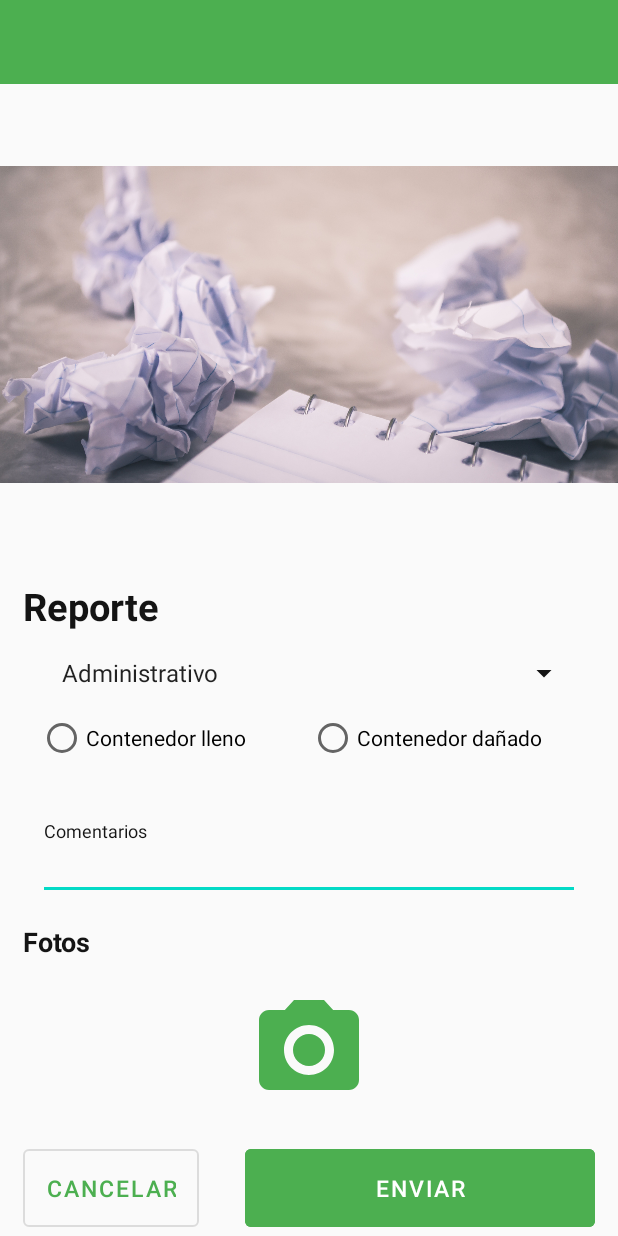
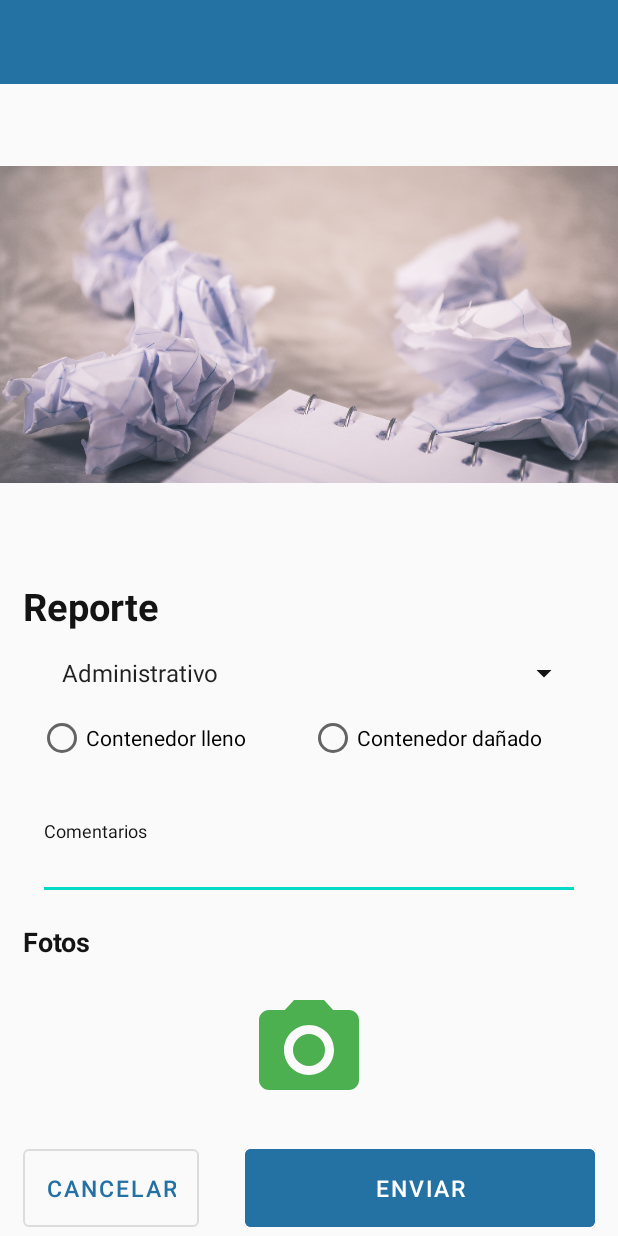
Before and after one commit to PaolaValencia123/ITCJArp, an Android app: the ReportActivity screen opened directly, with no data from a screen before it, on a phone screen of 412 x 824 dp. Run offline under Robolectric (Android 15) with nearby library versions, the phone set to English and light mode, and no system bars; our stand-ins replace Firebase (no records; nobody signed in at launch, a user with empty details on screens opened directly); libraries missing offline, so code that uses them is left out: com.theartofdev.edmodo; pictures from the network do not load.

Commit message:
Cambios basicos diseño (1)

```diff
--- a/app/src/main/res/layout/activity_main.xml
+++ b/app/src/main/res/layout/activity_main.xml
@@ -99,9 +99,9 @@
                 android:layout_width="match_parent"
                 android:layout_height="wrap_content"
                 android:text="@string/textLogin"
+                android:textSize="@dimen/sizeDatos"
                 android:background="@color/colorGreen"
-
-                android:textColor="@color/textoNegro"
+                android:textColor="@color/colorWhite"
                 android:layout_marginTop="@dimen/marginSuperior"
                 android:layout_marginHorizontal="@dimen/margenesCajas"
                 android:onClick="enviarDatos"/>
--- a/app/src/main/res/layout/activity_registro.xml
+++ b/app/src/main/res/layout/activity_registro.xml
@@ -15,7 +15,7 @@
             android:id="@+id/toolbar"
             android:layout_width="match_parent"
             android:layout_height="?attr/actionBarSize"
-            android:background="?attr/colorPrimary"
+            android:background="@color/colorGreen"
             app:popupTheme="@style/AppTheme.PopupOverlay" />
 
     </com.google.android.material.appbar.AppBarLayout>
@@ -131,7 +131,7 @@
                 android:layout_height="wrap_content"
                 android:text="@string/textRegistrar"
                 android:onClick="enviarDatosRegistro"
-                android:background="@color/colorPrimary"
+                android:background="@color/colorGreen"
                 android:textColor="@color/colorWhite"
                 android:layout_marginTop="@dimen/marginSuperior"
                 android:layout_marginLeft="@dimen/margenesCajas"
--- a/app/src/main/res/values/colors.xml
+++ b/app/src/main/res/values/colors.xml
@@ -5,7 +5,7 @@
     <color name="colorAccent">#03DAC5</color>
     <color name="colorWhite">#FFFFFF</color>
     <color name="colorBlack">#141414</color>
-    <color name="colorGreen">#4CAF50</color>
+    <color name="colorGreen">#2471A3</color>
     <color name="colorRed">#E91E63</color>
     <color name="textoNegro">#090808</color>
     <color name="colorBtnRestablecer">#F39C12</color>
--- a/app/src/main/res/values/strings.xml
+++ b/app/src/main/res/values/strings.xml
@@ -3,21 +3,13 @@
     <string name="app_name">ARP</string>
     <string name="action_settings">Settings</string>
 
-    <!-- Strings used for fragments for navigation -->
-    <string name="next">Next</string>
-    <string name="previous">Previous</string>
-
-    <!-- Strings used for Login -->
+    <!-- Strings used for Login (Iniciar Sesion) -->
     <string name="title_activity_second">Home</string>
-    <string name="textLogin">Login</string>
+    <string name="textLogin">Iniciar Sesión</string>
     <string name="textUsuario">Usuario</string>
     <string name="textContrasenia">Contraseña</string>
     <string name="txtBienvenido">¡Bienvenido!</string>
     <string name="textOlvidaste">¿Olvidaste la contraseña?</string>
-
-    <!-- Strings used for fragments for navigation -->
-    <string name="first_fragment_label">First Fragment</string>
-    <string name="second_fragment_label">Second Fragment</string>
 
     <!-- Strings used for Registro -->
     <string name="title_activity_registro">Registro</string>
@@ -47,7 +39,7 @@
     <string name="menu_gallery">Mapa</string>
     <string name="menu_slideshow">Reportes</string>
     <string name="menu_mapa">Mapa 2</string>
-    <string name="Status">Estatus:</string>
+    <string name="Status">Estado:</string>
     <string name="last_update">Última actualización:</string>
 
     <string-array name="tipo">
@@ -57,7 +49,7 @@
     </string-array>
 
     <!-- Strings used for Fragment Home -->
-    <string name="titleMapa">Mapa de los contenedores</string>
+    <string name="titleMapa">Ubicación de los contenedores</string>
     <string name="title_activity_main2">MainActivity2</string>
     <string name="title_activity_report">ReportActivity</string>
 
@@ -69,20 +61,20 @@
         <item>Administrativo</item>
         <item>Ciencias Básicas</item>
         <item>Biblioteca</item>
-        <item>Desarrollo académico</item>
-        <item>Recursos financieros</item>
+        <item>Desarrollo Académico</item>
+        <item>Recursos Financieros</item>
         <item>Servicios Escolares</item>
-        <item>Educación a distancia</item>
+        <item>Educación a Distancia</item>
         <item>Guillot</item>
-        <item>Gestión y vinculación</item>
+        <item>Gestión y Vinculación</item>
         <item>Departamento de Ing. Industrial</item>
-        <item>Centro de idiomas</item>
+        <item>Centro de Idiomas</item>
         <item>Posgrado</item>
-        <item>Departamento de sistemas</item>
+        <item>Departamento de Ing. Sistemas</item>
     </string-array>
 
     <string-array name="search">
-        <item>Ordernar por</item>
+<!--        <item>Ordernar por</item>-->
 
         <item>Ubicación</item>
 
```
Also changed, not shown: app/src/main/java/com/example/proyecto/ResetPasswordActivity.java (+7 -10 lines), app/src/main/res/layout/activity_historial.xml (+12 -2 lines).
